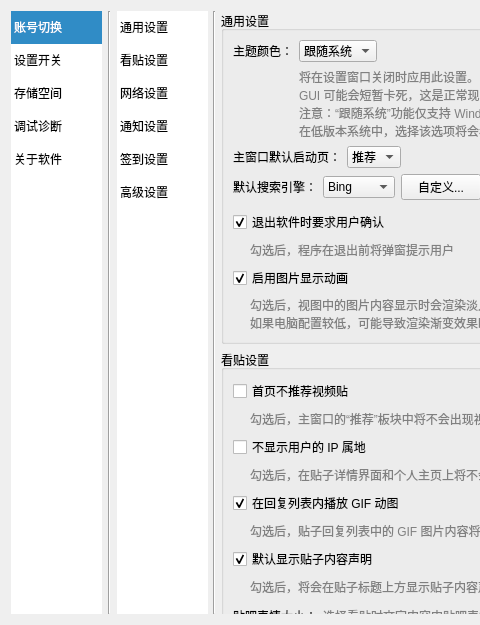
The window that src/resf/settings.ui (clb-128258/TiebaDesktop) describes before a commit, drawn with Qt 5; both pictures show x 0 to 480 and y 0 to 625 of the 921 by 625 pixel window.
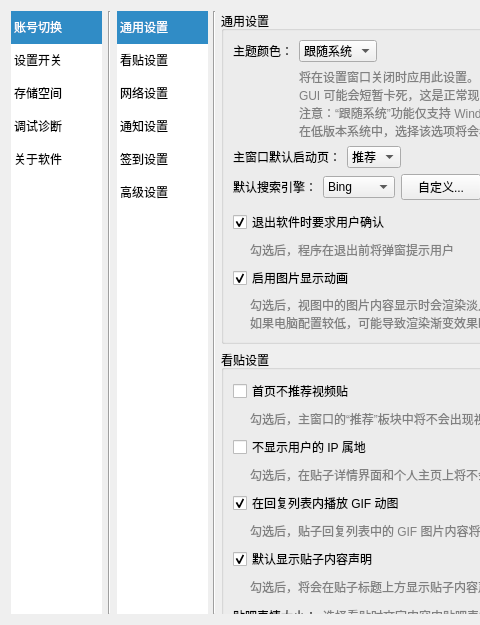
The same window after the commit. The open tabs and pages were chosen to show the change.

What changed in the file:
```diff
--- a/src/resf/settings.ui
+++ b/src/resf/settings.ui
@@ -10,6 +10,11 @@
     <height>625</height>
    </rect>
   </property>
+  <property name="font">
+   <font>
+    <pointsize>9</pointsize>
+   </font>
+  </property>
   <property name="windowTitle">
    <string>设置</string>
   </property>
@@ -184,7 +189,7 @@
           <enum>QFrame::NoFrame</enum>
          </property>
          <property name="currentRow">
-          <number>-1</number>
+          <number>0</number>
          </property>
          <item>
           <property name="text">
```
Left out of the diff: 171 changed lines with no effect on the pictures.
